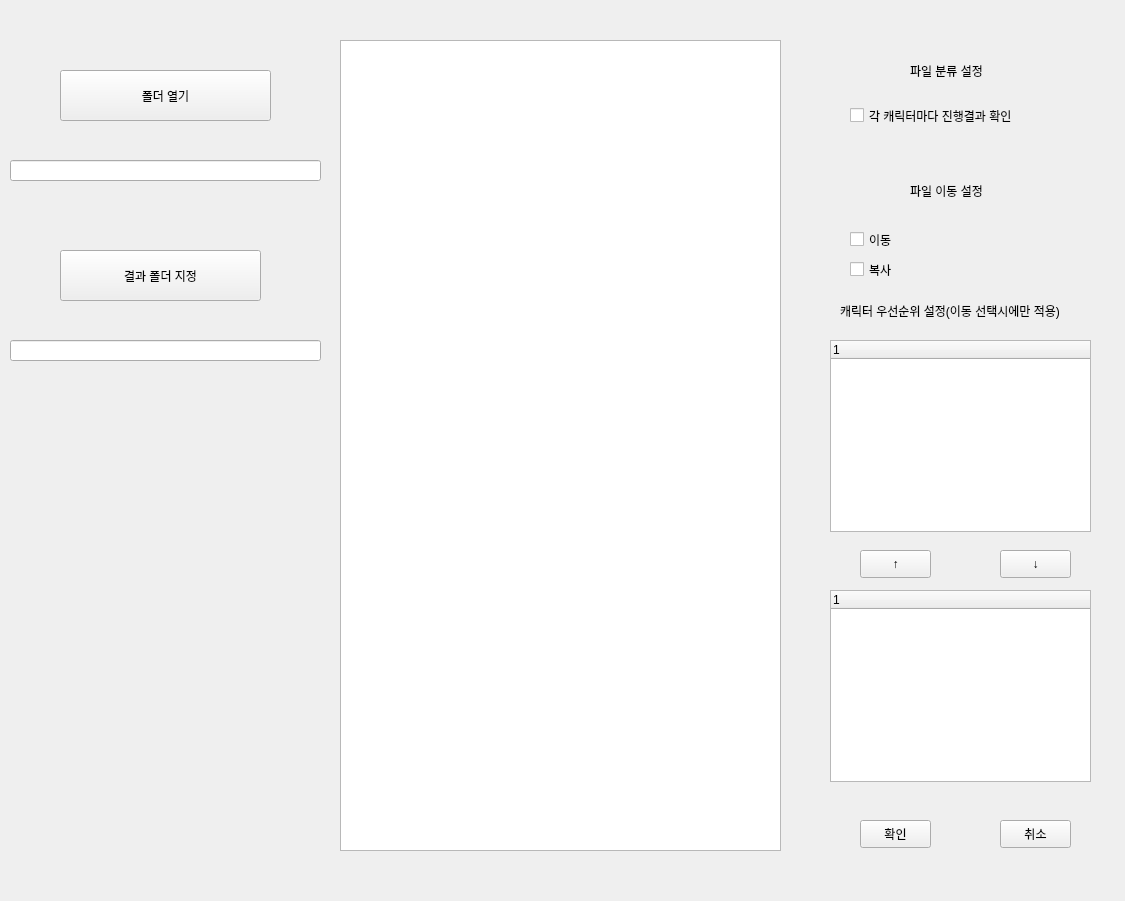
Before: the Qt Designer form Autosort_window.ui in SongHyungJin/GraduationProject, drawn with Qt 5.
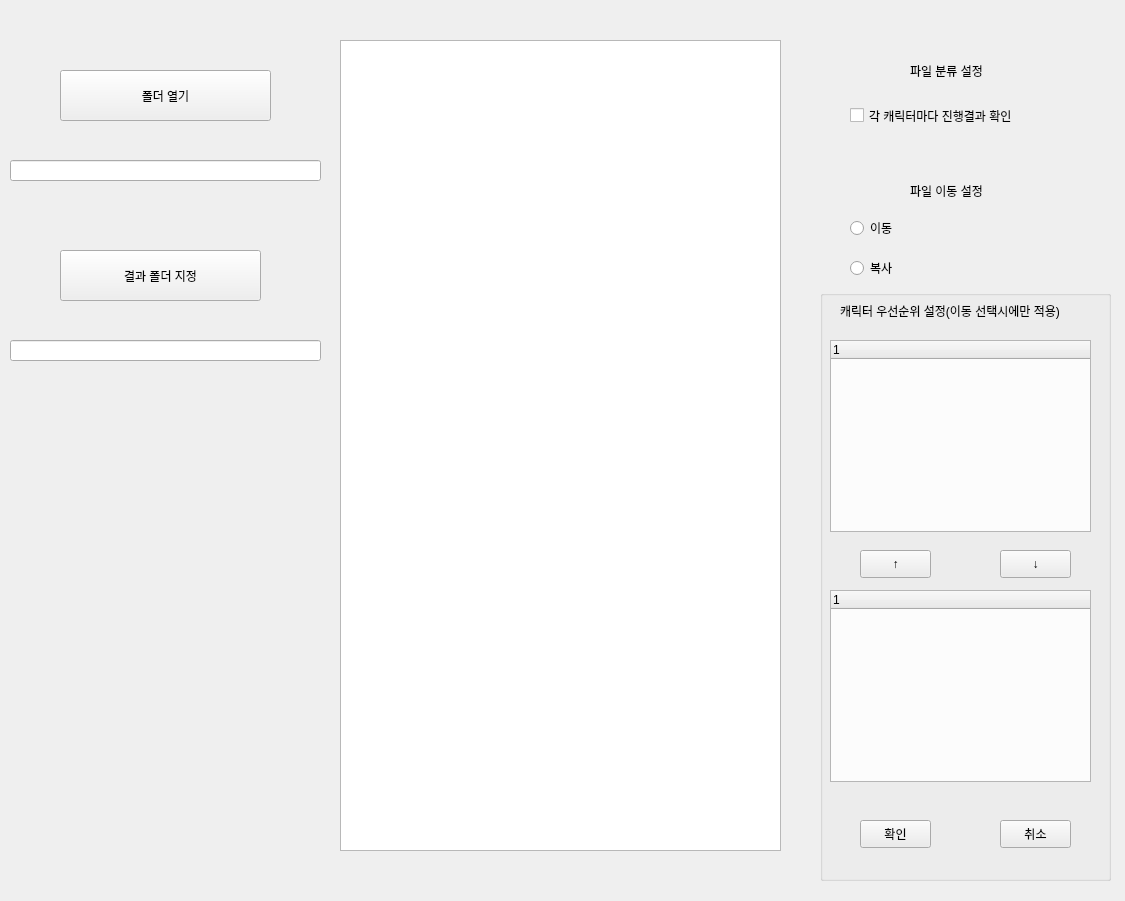
After: the same form once the commit is applied.

Commit message: 체크박스연결

Patch:
```diff
--- a/Autosort_window.ui
+++ b/Autosort_window.ui
@@ -39,32 +39,6 @@
     <string>각 캐릭터마다 진행결과 확인</string>
    </property>
   </widget>
-  <widget class="QCheckBox" name="checkBox_2">
-   <property name="geometry">
-    <rect>
-     <x>850</x>
-     <y>230</y>
-     <width>96</width>
-     <height>19</height>
-    </rect>
-   </property>
-   <property name="text">
-    <string>이동</string>
-   </property>
-  </widget>
-  <widget class="QCheckBox" name="checkBox_3">
-   <property name="geometry">
-    <rect>
-     <x>850</x>
-     <y>260</y>
-     <width>96</width>
-     <height>19</height>
-    </rect>
-   </property>
-   <property name="text">
-    <string>복사</string>
-   </property>
-  </widget>
   <widget class="QLabel" name="label_3">
    <property name="geometry">
     <rect>
@@ -229,6 +203,45 @@
     </rect>
    </property>
   </widget>
+  <widget class="QRadioButton" name="radioButton">
+   <property name="geometry">
+    <rect>
+     <x>850</x>
+     <y>220</y>
+     <width>90</width>
+     <height>16</height>
+    </rect>
+   </property>
+   <property name="text">
+    <string>이동</string>
+   </property>
+  </widget>
+  <widget class="QRadioButton" name="radioButton_2">
+   <property name="geometry">
+    <rect>
+     <x>850</x>
+     <y>260</y>
+     <width>90</width>
+     <height>16</height>
+    </rect>
+   </property>
+   <property name="text">
+    <string>복사</string>
+   </property>
+  </widget>
+  <widget class="QGroupBox" name="groupBox">
+   <property name="geometry">
+    <rect>
+     <x>820</x>
+     <y>290</y>
+     <width>291</width>
+     <height>591</height>
+    </rect>
+   </property>
+   <property name="title">
+    <string/>
+   </property>
+  </widget>
  </widget>
  <resources/>
  <connections/>
```
The commit also changes 1 other file.
